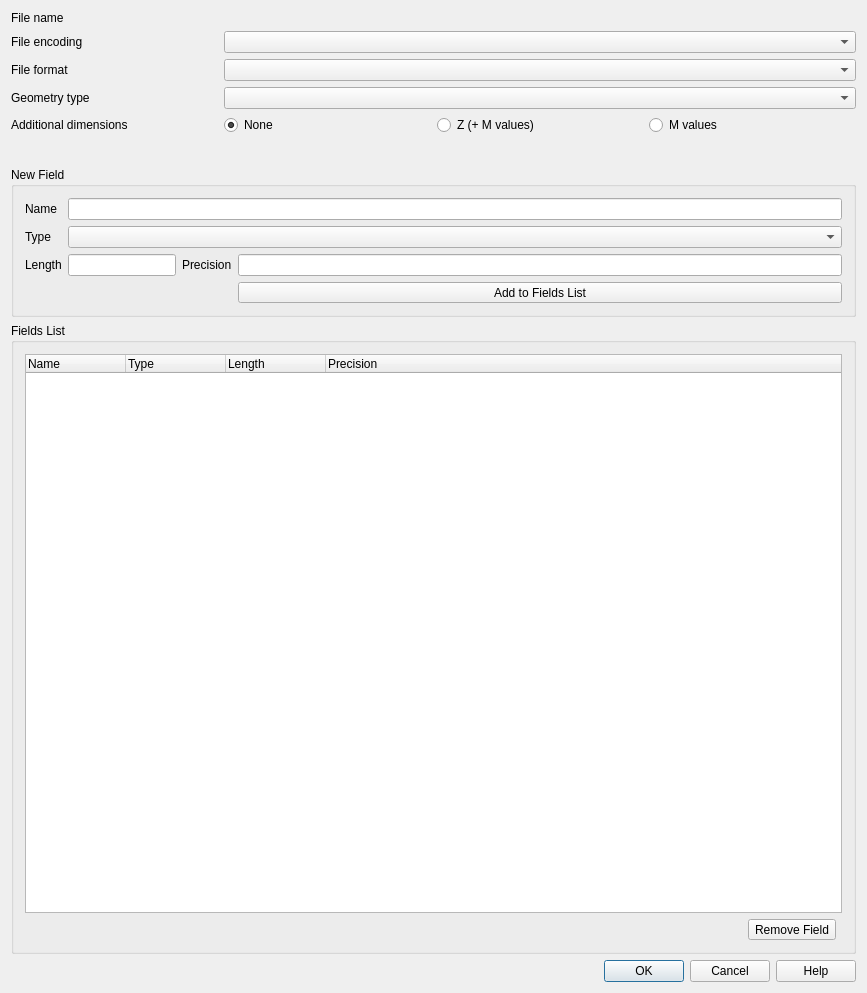
Old version of the form src/ui/qgsnewvectorlayerdialogbase.ui in the repository qgis/QGIS.
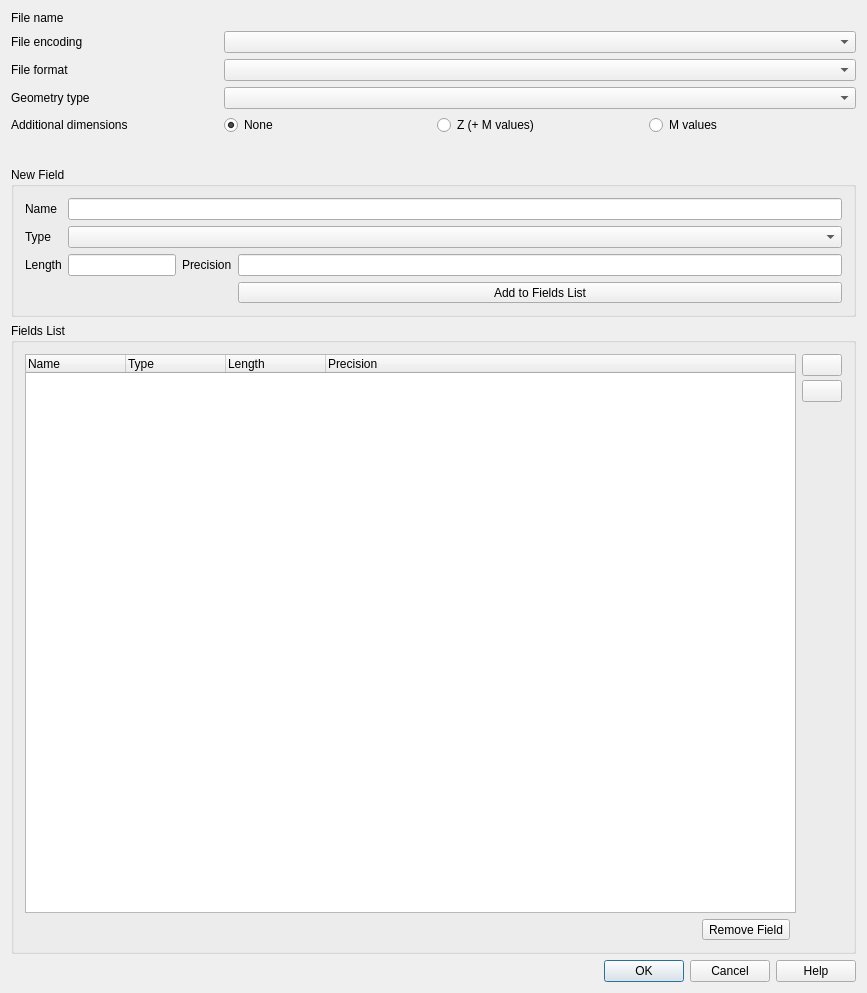
New version of the form. Icons and pictures are not drawn. Custom widgets are drawn as their Qt base class.

Commit message:
Allow reordering fields in new vector layer dialogs
(including scratch, shp, gpkg and spatialite)

Fixes #38241

```diff
--- a/src/ui/qgsnewvectorlayerdialogbase.ui
+++ b/src/ui/qgsnewvectorlayerdialogbase.ui
@@ -17,14 +17,142 @@
    <bool>true</bool>
   </property>
   <layout class="QGridLayout">
-   <item row="14" column="0" colspan="3">
-    <widget class="QDialogButtonBox" name="buttonBox">
-     <property name="orientation">
-      <enum>Qt::Horizontal</enum>
+   <item row="11" column="0" colspan="3">
+    <widget class="QGroupBox" name="groupBox_2">
+     <property name="title">
+      <string>Fields List</string>
      </property>
-     <property name="standardButtons">
-      <set>QDialogButtonBox::Cancel|QDialogButtonBox::Help|QDialogButtonBox::Ok</set>
-     </property>
+     <layout class="QGridLayout" columnstretch="1,0,0,0">
+      <item row="3" column="0">
+       <spacer name="spacer">
+        <property name="orientation">
+         <enum>Qt::Orientation::Horizontal</enum>
+        </property>
+        <property name="sizeHint" stdset="0">
+         <size>
+          <width>121</width>
+          <height>20</height>
+         </size>
+        </property>
+       </spacer>
+      </item>
+      <item row="3" column="1">
+       <widget class="QToolButton" name="mRemoveAttributeButton">
+        <property name="sizePolicy">
+         <sizepolicy hsizetype="Preferred" vsizetype="Fixed">
+          <horstretch>0</horstretch>
+          <verstretch>0</verstretch>
+         </sizepolicy>
+        </property>
+        <property name="toolTip">
+         <string>Delete selected field</string>
+        </property>
+        <property name="text">
+         <string>Remove Field</string>
+        </property>
+        <property name="icon">
+         <iconset resource="../../images/images.qrc">
+          <normaloff>:/images/themes/default/mActionDeleteAttribute.svg</normaloff>:/images/themes/default/mActionDeleteAttribute.svg</iconset>
+        </property>
+        <property name="toolButtonStyle">
+         <enum>Qt::ToolButtonStyle::ToolButtonTextBesideIcon</enum>
+        </property>
+       </widget>
+      </item>
+      <item row="2" column="0" colspan="3">
+       <widget class="QTreeWidget" name="mAttributeView">
+        <property name="sizePolicy">
+         <sizepolicy hsizetype="Expanding" vsizetype="Expanding">
+          <horstretch>0</horstretch>
+          <verstretch>0</verstretch>
+         </sizepolicy>
+        </property>
+        <property name="alternatingRowColors">
+         <bool>true</bool>
+        </property>
+        <property name="rootIsDecorated">
+         <bool>false</bool>
+        </property>
+        <property name="columnCount">
+         <number>4</number>
+        </property>
+        <column>
+         <property name="text">
+          <string>Name</string>
+         </property>
+        </column>
+        <column>
+         <property name="text">
+          <string>Type</string>
+         </property>
+        </column>
+        <column>
+         <property name="text">
+          <string>Length</string>
+         </property>
+        </column>
+        <column>
+         <property name="text">
+          <string>Precision</string>
+         </property>
+        </column>
+       </widget>
+      </item>
+      <item row="2" column="3">
+       <layout class="QVBoxLayout" name="pushBtnBox_3" stretch="0,0,1">
+        <property name="spacing">
+         <number>4</number>
+        </property>
+        <item>
+         <widget class="QPushButton" name="mButtonUp">
+          <property name="maximumSize">
+           <size>
+            <width>50</width>
+            <height>16777215</height>
+           </size>
+          </property>
+          <property name="toolTip">
+           <string>Move up</string>
+          </property>
+          <property name="icon">
+           <iconset resource="../../images/images.qrc">
+            <normaloff>:/images/themes/default/mActionArrowUp.svg</normaloff>:/images/themes/default/mActionArrowUp.svg</iconset>
+          </property>
+         </widget>
+        </item>
+        <item>
+         <widget class="QPushButton" name="mButtonDown">
+          <property name="maximumSize">
+           <size>
+            <width>50</width>
+            <height>16777215</height>
+           </size>
+          </property>
+          <property name="toolTip">
+           <string>Move down</string>
+          </property>
+          <property name="icon">
+           <iconset resource="../../images/images.qrc">
+            <normaloff>:/images/themes/default/mActionArrowDown.svg</normaloff>:/images/themes/default/mActionArrowDown.svg</iconset>
+          </property>
+         </widget>
+        </item>
+        <item>
+         <spacer name="verticalSpacer_3">
+          <property name="orientation">
+           <enum>Qt::Orientation::Vertical</enum>
+          </property>
+          <property name="sizeHint" stdset="0">
+           <size>
+            <width>0</width>
+            <height>0</height>
+           </size>
+          </property>
+         </spacer>
+        </item>
+       </layout>
+      </item>
+     </layout>
     </widget>
    </item>
    <item row="10" column="0" colspan="3">
@@ -97,7 +225,7 @@
          <string>Add field to list</string>
         </property>
         <property name="layoutDirection">
-         <enum>Qt::LeftToRight</enum>
+         <enum>Qt::LayoutDirection::LeftToRight</enum>
         </property>
         <property name="text">
          <string>Add to Fields List</string>
@@ -107,14 +235,14 @@
           <normaloff>:/images/themes/default/mActionNewAttribute.svg</normaloff>:/images/themes/default/mActionNewAttribute.svg</iconset>
         </property>
         <property name="toolButtonStyle">
-         <enum>Qt::ToolButtonTextBesideIcon</enum>
+         <enum>Qt::ToolButtonStyle::ToolButtonTextBesideIcon</enum>
         </property>
        </widget>
       </item>
       <item row="4" column="0" colspan="4">
        <spacer name="horizontalSpacer">
         <property name="orientation">
-         <enum>Qt::Horizontal</enum>
+         <enum>Qt::Orientation::Horizontal</enum>
         </property>
         <property name="sizeHint" stdset="0">
          <size>
@@ -127,90 +255,6 @@
      </layout>
     </widget>
    </item>
-   <item row="12" column="0" colspan="3">
-    <widget class="QGroupBox" name="groupBox_2">
-     <property name="title">
-      <string>Fields List</string>
-     </property>
-     <layout class="QGridLayout">
-      <item row="2" column="0" colspan="3">
-       <widget class="QTreeWidget" name="mAttributeView">
-        <property name="sizePolicy">
-         <sizepolicy hsizetype="Expanding" vsizetype="Expanding">
-          <horstretch>0</horstretch>
-          <verstretch>0</verstretch>
-         </sizepolicy>
-        </property>
-        <property name="alternatingRowColors">
-         <bool>true</bool>
-        </property>
-        <property name="rootIsDecorated">
-         <bool>false</bool>
-        </property>
-        <property name="columnCount">
-         <number>4</number>
-        </property>
-        <column>
-         <property name="text">
-          <string>Name</string>
-         </property>
-        </column>
-        <column>
-         <property name="text">
-          <string>Type</string>
-         </property>
-        </column>
-        <column>
-         <property name="text">
-          <string>Length</string>
-         </property>
-        </column>
-        <column>
-         <property name="text">
-          <string>Precision</string>
-         </property>
-        </column>
-       </widget>
-      </item>
-      <item row="3" column="0">
-       <spacer name="spacer">
-        <property name="orientation">
-         <enum>Qt::Horizontal</enum>
-        </property>
-        <property name="sizeHint" stdset="0">
-         <size>
-          <width>121</width>
-          <height>20</height>
-         </size>
-        </property>
-       </spacer>
-      </item>
-      <item row="3" column="1">
-       <widget class="QToolButton" name="mRemoveAttributeButton">
-        <property name="sizePolicy">
-         <sizepolicy hsizetype="Preferred" vsizetype="Fixed">
-          <horstretch>0</horstretch>
-          <verstretch>0</verstretch>
-         </sizepolicy>
-        </property>
-        <property name="toolTip">
-         <string>Delete selected field</string>
-        </property>
-        <property name="text">
-         <string>Remove Field</string>
-        </property>
-        <property name="icon">
-         <iconset resource="../../images/images.qrc">
-          <normaloff>:/images/themes/default/mActionDeleteAttribute.svg</normaloff>:/images/themes/default/mActionDeleteAttribute.svg</iconset>
-        </property>
-        <property name="toolButtonStyle">
-         <enum>Qt::ToolButtonTextBesideIcon</enum>
-        </property>
-       </widget>
-      </item>
-     </layout>
-    </widget>
-   </item>
    <item row="4" column="0" colspan="3">
     <layout class="QGridLayout" name="gridLayout_3">
      <item row="3" column="0">
@@ -316,7 +360,7 @@
         </size>
        </property>
        <property name="focusPolicy">
-        <enum>Qt::StrongFocus</enum>
+        <enum>Qt::FocusPolicy::StrongFocus</enum>
        </property>
       </widget>
      </item>
@@ -359,6 +403,16 @@
      </item>
     </layout>
    </item>
+   <item row="13" column="0" colspan="3">
+    <widget class="QDialogButtonBox" name="buttonBox">
+     <property name="orientation">
+      <enum>Qt::Orientation::Horizontal</enum>
+     </property>
+     <property name="standardButtons">
+      <set>QDialogButtonBox::StandardButton::Cancel|QDialogButtonBox::StandardButton::Help|QDialogButtonBox::StandardButton::Ok</set>
+     </property>
+    </widget>
+   </item>
   </layout>
  </widget>
  <layoutdefault spacing="6" margin="11"/>
```
Left out of the diff: 2 changed lines with no effect on the pictures. The commit also changes 11 other files.
